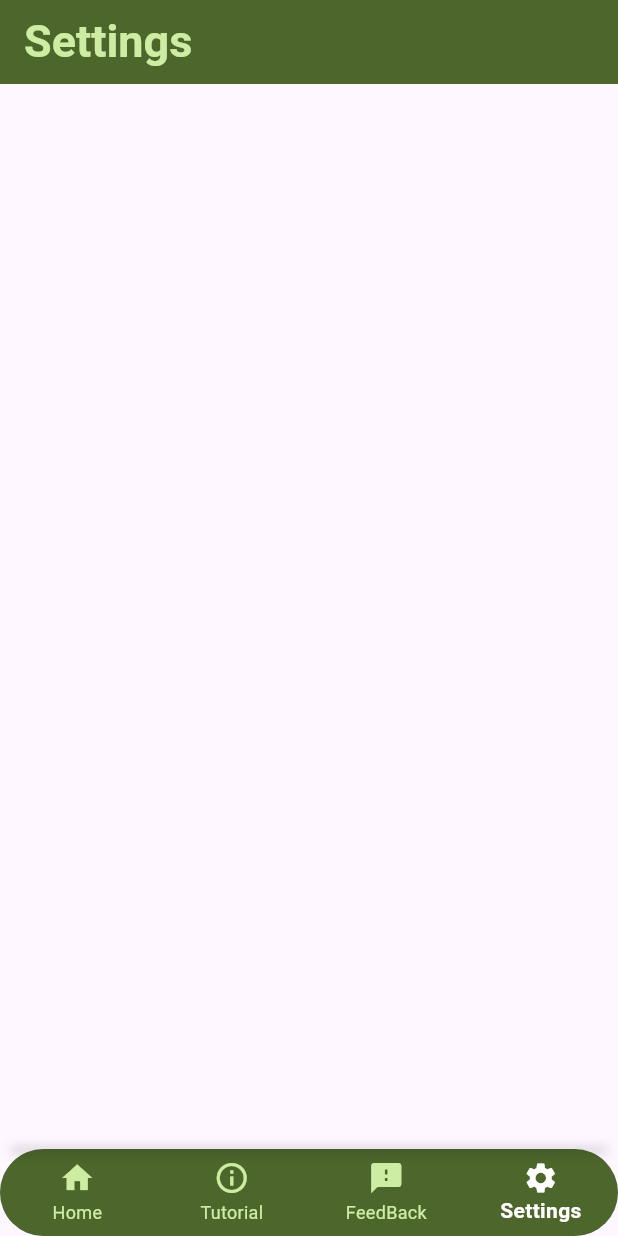
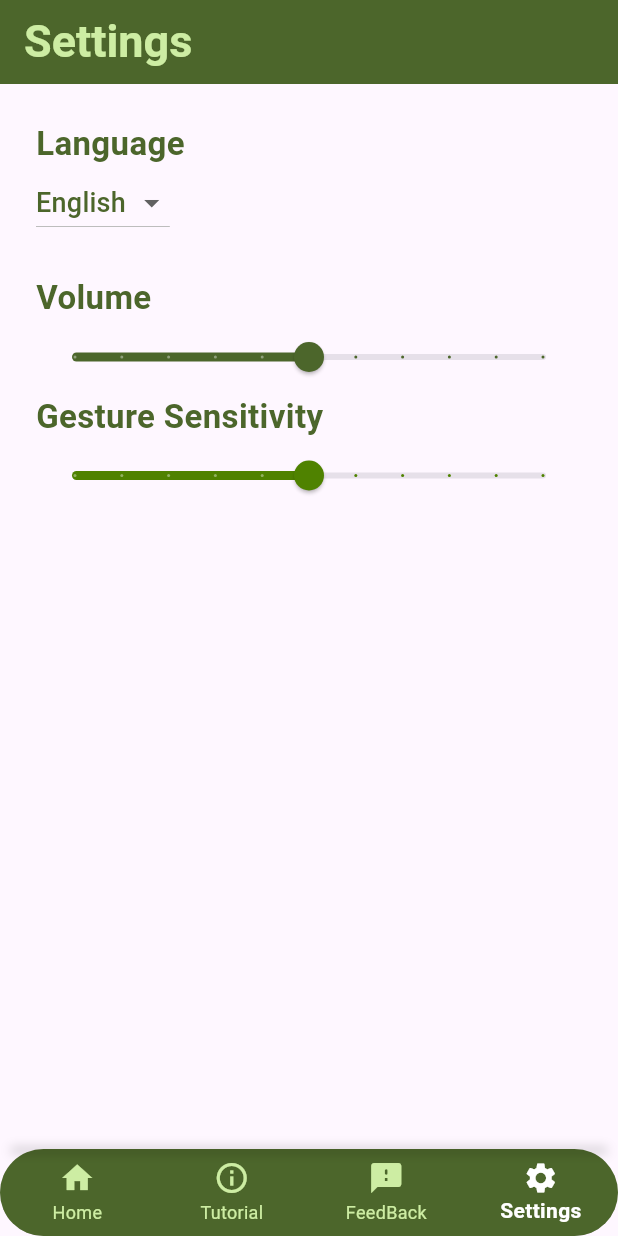
Before and after one commit to WenDEVLIFE/naveyegate, a Flutter app: the screen it shows after launch, item 4 of the bottom bar chosen, on a phone screen of 412 x 824 dp. Run offline on Flutter 3.47's test engine with Material 3 defaults, Android fonts, the phone set to English and light mode, and no system bars; our stand-ins replace camera, flutter_tts, fluttertoast; missing offline and left inert: dart:ffi; Roboto replaces fonts that are missing (EB Garamond).

Commit message:
Done designing the UI in SettingView.dart

```diff
--- a/lib/src/view/SettingView.dart
+++ b/lib/src/view/SettingView.dart
@@ -4,9 +4,17 @@ import 'package:flutter/material.dart';
 import '../helpers/ColorHelper.dart';
 import '../widget/CustomText.dart';
 
-class SettingView extends StatelessWidget {
+class SettingView extends StatefulWidget {
+  const SettingView({Key? key}) : super(key: key);
 
-  const SettingView({Key? key}) : super(key: key);
+  @override
+  State<SettingView> createState() => _SettingViewState();
+}
+
+class _SettingViewState extends State<SettingView> {
+  double _volume = 0.5;
+  double _gestureSensitivity = 0.5;
+  String _selectedLanguage = 'English';
 
   @override
   Widget build(BuildContext context) {
@@ -21,6 +29,80 @@ class SettingView extends StatelessWidget {
         ),
         backgroundColor: ColorHelper.primaryColor,
       ),
+      body: Padding(
+        padding: const EdgeInsets.all(24.0),
+        child: Column(
+          crossAxisAlignment: CrossAxisAlignment.start,
+          children: [
+            CustomText(
+              text: 'Language',
+              fontFamily: 'EB Garamond',
+              fontSize: 22,
+              color: ColorHelper.primaryColor,
+              fontWeight: FontWeight.w600,
+            ),
+            DropdownButton<String>(
+              value: _selectedLanguage,
+              items: <String>['English', 'Tagalog']
+                  .map((String value) => DropdownMenuItem<String>(
+                value: value,
+                child: Text(value,
+                    style: TextStyle(
+                        fontFamily: 'EB Garamond',
+                        fontSize: 18,
+                        color: ColorHelper.primaryColor)),
+              ))
+                  .toList(),
+              onChanged: (String? newValue) {
+                setState(() {
+                  _selectedLanguage = newValue!;
+                });
+              },
+            ),
+            SizedBox(height: 24),
+            CustomText(
+              text: 'Volume',
+              fontFamily: 'EB Garamond',
+              fontSize: 22,
+              color: ColorHelper.primaryColor,
+              fontWeight: FontWeight.w600,
+            ),
+            Slider(
+              value: _volume,
+              min: 0,
+              max: 1,
+              divisions: 10,
+              label: (_volume * 100).toInt().toString(),
+              activeColor: ColorHelper.primaryColor,
+              onChanged: (value) {
+                setState(() {
+                  _volume = value;
+                });
+              },
+            ),
+            CustomText(
+              text: 'Gesture Sensitivity',
+              fontFamily: 'EB Garamond',
+              fontSize: 22,
+              color: ColorHelper.primaryColor,
+              fontWeight: FontWeight.w600,
+            ),
+            Slider(
+              value: _gestureSensitivity,
+              min: 0,
+              max: 1,
+              divisions: 10,
+              label: (_gestureSensitivity * 100).toInt().toString(),
+              activeColor: ColorHelper.secondaryColor,
+              onChanged: (value) {
+                setState(() {
+                  _gestureSensitivity = value;
+                });
+              },
+            ),
+          ],
+        ),
+      ),
     );
   }
 }
```
